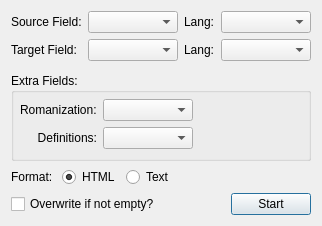
Above: form.ui from kelciour/google-translate before the change. Below: the same form after it.
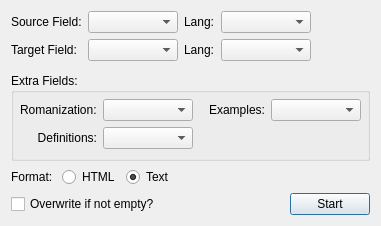
That is the form after the change.

Commit message: Add Examples field

What changed in the file:
```diff
--- a/form.ui
+++ b/form.ui
@@ -6,7 +6,7 @@
    <rect>
     <x>0</x>
     <y>0</y>
-    <width>313</width>
+    <width>371</width>
     <height>214</height>
    </rect>
   </property>
@@ -146,8 +146,24 @@
       </property>
       <item>
        <layout class="QGridLayout" name="gridLayout_2">
-        <item row="0" column="1">
-         <widget class="QComboBox" name="rmField">
+        <item row="0" column="3">
+         <widget class="QLabel" name="label_8">
+          <property name="layoutDirection">
+           <enum>Qt::LeftToRight</enum>
+          </property>
+          <property name="styleSheet">
+           <string notr="true"/>
+          </property>
+          <property name="text">
+           <string>Examples:</string>
+          </property>
+          <property name="alignment">
+           <set>Qt::AlignRight|Qt::AlignTrailing|Qt::AlignVCenter</set>
+          </property>
+         </widget>
+        </item>
+        <item row="0" column="4">
+         <widget class="QComboBox" name="exField">
           <property name="minimumSize">
            <size>
             <width>90</width>
@@ -156,6 +172,22 @@
           </property>
          </widget>
         </item>
+        <item row="0" column="2">
+         <spacer name="horizontalSpacer_5">
+          <property name="orientation">
+           <enum>Qt::Horizontal</enum>
+          </property>
+          <property name="sizeType">
+           <enum>QSizePolicy::Fixed</enum>
+          </property>
+          <property name="sizeHint" stdset="0">
+           <size>
+            <width>10</width>
+            <height>20</height>
+           </size>
+          </property>
+         </spacer>
+        </item>
         <item row="0" column="0">
          <widget class="QLabel" name="label_6">
           <property name="styleSheet">
@@ -166,7 +198,7 @@
           </property>
          </widget>
         </item>
-        <item row="0" column="2">
+        <item row="0" column="5">
          <spacer name="horizontalSpacer_3">
           <property name="orientation">
            <enum>Qt::Horizontal</enum>
@@ -192,6 +224,16 @@
           </property>
          </widget>
         </item>
+        <item row="0" column="1">
+         <widget class="QComboBox" name="rmField">
+          <property name="minimumSize">
+           <size>
+            <width>90</width>
+            <height>0</height>
+           </size>
+          </property>
+         </widget>
+        </item>
         <item row="1" column="0">
          <widget class="QLabel" name="label_7">
           <property name="layoutDirection">
@@ -228,7 +270,7 @@
         <string>HTML</string>
        </property>
        <property name="checked">
-        <bool>true</bool>
+        <bool>false</bool>
        </property>
        <attribute name="buttonGroup">
         <string notr="true">buttonGroup</string>
@@ -240,6 +282,9 @@
        <property name="text">
         <string>Text</string>
        </property>
+       <property name="checked">
+        <bool>true</bool>
+       </property>
        <attribute name="buttonGroup">
         <string notr="true">buttonGroup</string>
        </attribute>
```
The commit also changes 2 other files.
